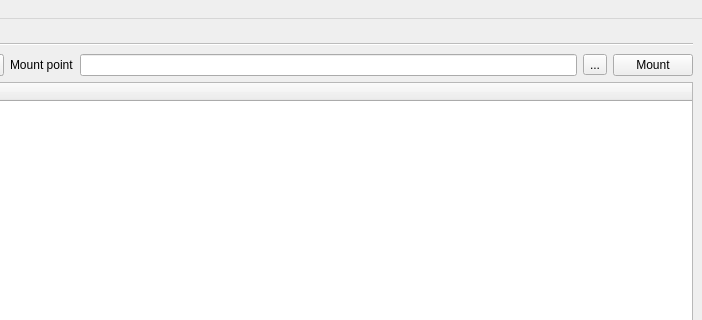
First picture: the form in ui/main_window.ui, repository Communist02/agile, before the edit; both pictures show x 578 to 1280 and y 0 to 320 of the 1280 by 800 pixel window.
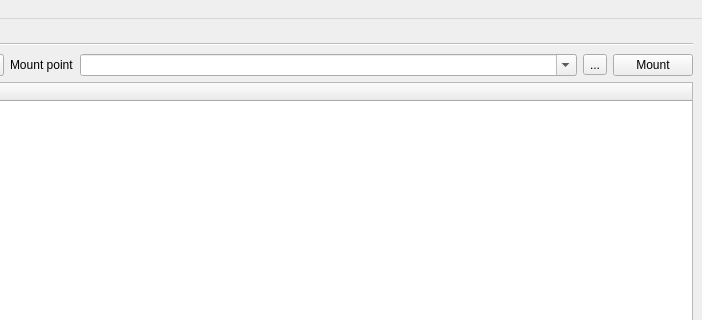
Second picture: the form after the edit. The open tabs and pages were chosen to show the change. Icons and pictures are not drawn.

What changed in the file:
```diff
--- a/ui/main_window.ui
+++ b/ui/main_window.ui
@@ -513,9 +513,15 @@
            </widget>
           </item>
           <item>
-           <widget class="QLineEdit" name="lineEdit_mount_point">
-            <property name="text">
-             <string/>
+           <widget class="QComboBox" name="comboBox_mount_point">
+            <property name="sizePolicy">
+             <sizepolicy hsizetype="Expanding" vsizetype="Fixed">
+              <horstretch>0</horstretch>
+              <verstretch>0</verstretch>
+             </sizepolicy>
+            </property>
+            <property name="editable">
+             <bool>true</bool>
             </property>
            </widget>
           </item>
```
Left out of the diff: 6 changed lines with no effect on the pictures.
